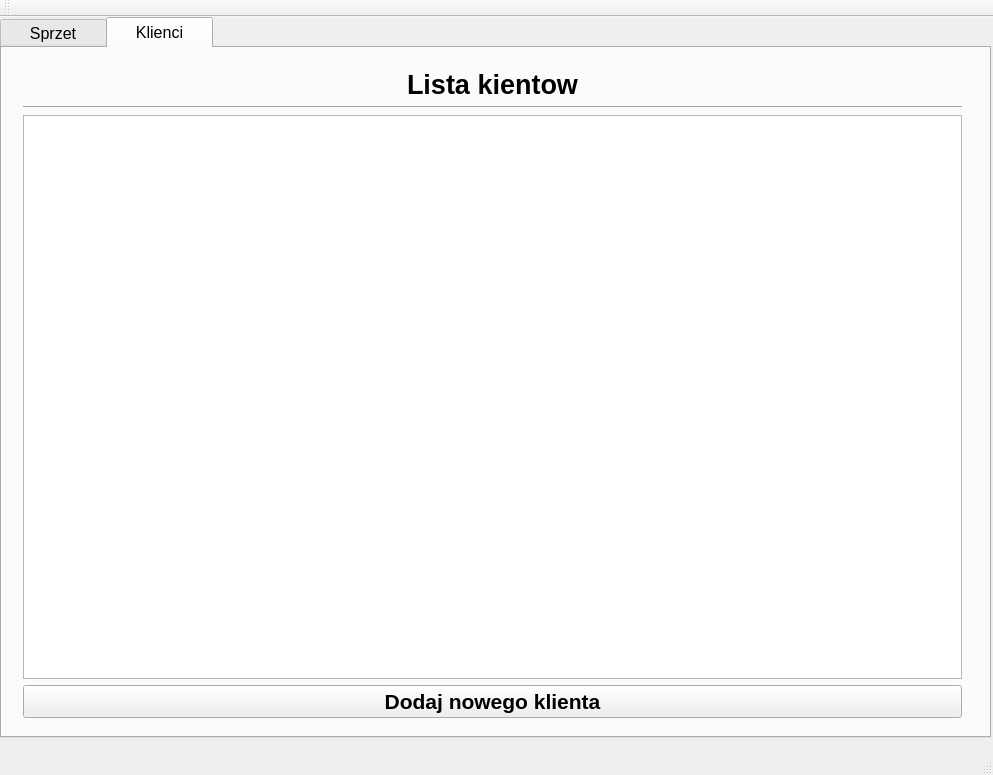
Qt form mainwindow.ui (gumikola/rental_app) before a commit.
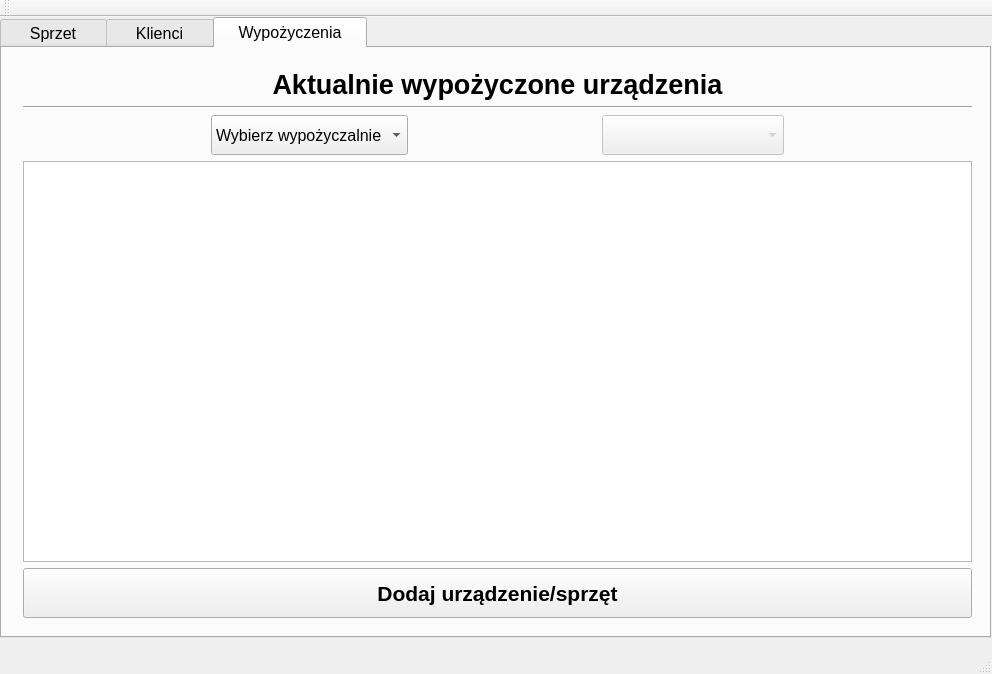
The same form after that commit.

What changed in the file:
```diff
--- a/mainwindow.ui
+++ b/mainwindow.ui
@@ -6,8 +6,8 @@
    <rect>
     <x>0</x>
     <y>0</y>
-    <width>993</width>
-    <height>775</height>
+    <width>992</width>
+    <height>674</height>
    </rect>
   </property>
   <property name="windowTitle">
@@ -20,9 +20,21 @@
       <x>0</x>
       <y>0</y>
       <width>991</width>
-      <height>721</height>
+      <height>621</height>
      </rect>
     </property>
+    <property name="minimumSize">
+     <size>
+      <width>0</width>
+      <height>0</height>
+     </size>
+    </property>
+    <property name="maximumSize">
+     <size>
+      <width>16777213</width>
+      <height>16777215</height>
+     </size>
+    </property>
     <property name="font">
      <font>
       <family>Arial</family>
@@ -30,7 +42,7 @@
      </font>
     </property>
     <property name="currentIndex">
-     <number>1</number>
+     <number>2</number>
     </property>
     <widget class="QWidget" name="equipment">
      <attribute name="title">
@@ -168,8 +180,8 @@
        <rect>
         <x>10</x>
         <y>10</y>
-        <width>961</width>
-        <height>671</height>
+        <width>971</width>
+        <height>571</height>
        </rect>
       </property>
       <layout class="QVBoxLayout" name="verticalLayout_2">
@@ -202,7 +214,13 @@
         <widget class="QTableWidget" name="equipmentTable_2"/>
        </item>
        <item>
-        <widget class="QPushButton" name="equipmentTabAddButton_2">
+        <widget class="QPushButton" name="ClientsAddButton">
+         <property name="minimumSize">
+          <size>
+           <width>0</width>
+           <height>50</height>
+          </size>
+         </property>
          <property name="font">
           <font>
            <family>Arial</family>
@@ -219,6 +237,145 @@
       </layout>
      </widget>
     </widget>
+    <widget class="QWidget" name="Rents">
+     <attribute name="title">
+      <string>   Wypożyczenia   </string>
+     </attribute>
+     <widget class="QWidget" name="verticalLayoutWidget_3">
+      <property name="geometry">
+       <rect>
+        <x>10</x>
+        <y>10</y>
+        <width>971</width>
+        <height>571</height>
+       </rect>
+      </property>
+      <layout class="QVBoxLayout" name="verticalLayout_3">
+       <item>
+        <widget class="QLabel" name="label_6">
+         <property name="font">
+          <font>
+           <family>Arial</family>
+           <pointsize>20</pointsize>
+           <weight>75</weight>
+           <bold>true</bold>
+          </font>
+         </property>
+         <property name="text">
+          <string>Aktualnie wypożyczone urządzenia</string>
+         </property>
+         <property name="alignment">
+          <set>Qt::AlignCenter</set>
+         </property>
+        </widget>
+       </item>
+       <item>
+        <widget class="Line" name="line_3">
+         <property name="orientation">
+          <enum>Qt::Horizontal</enum>
+         </property>
+        </widget>
+       </item>
+       <item>
+        <layout class="QHBoxLayout" name="horizontalLayout_2">
+         <item>
+          <widget class="QLabel" name="label_7">
+           <property name="text">
+            <string/>
+           </property>
+          </widget>
+         </item>
+         <item>
+          <widget class="QComboBox" name="RentsTabRental">
+           <property name="minimumSize">
+            <size>
+             <width>0</width>
+             <height>40</height>
+            </size>
+           </property>
+           <property name="font">
+            <font>
+             <family>Arial</family>
+            </font>
+           </property>
+           <item>
+            <property name="text">
+             <string>Wybierz wypożyczalnie</string>
+            </property>
+           </item>
+           <item>
+            <property name="text">
+             <string>wypożyczalnia 1</string>
+            </property>
+           </item>
+           <item>
+            <property name="text">
+             <string>wypożyczalnia 2</string>
+            </property>
+           </item>
+          </widget>
+         </item>
+         <item>
+          <widget class="QLabel" name="label_8">
+           <property name="text">
+            <string/>
+           </property>
+          </widget>
+         </item>
+         <item>
+          <widget class="QComboBox" name="RentsTabEquipmentType">
+           <property name="enabled">
+            <bool>false</bool>
+           </property>
+           <property name="minimumSize">
+            <size>
+             <width>0</width>
+             <height>40</height>
+            </size>
+           </property>
+           <property name="font">
+            <font>
+             <family>Arial</family>
+            </font>
+           </property>
+          </widget>
+         </item>
+         <item>
+          <widget class="QLabel" name="label_9">
+           <property name="text">
+            <string/>
+           </property>
+          </widget>
+         </item>
+        </layout>
+       </item>
+       <item>
+        <widget class="QTableWidget" name="RentsTabTable"/>
+       </item>
+       <item>
+        <widget class="QPushButton" name="RentsTabAddHire">
+         <property name="minimumSize">
+          <size>
+           <width>0</width>
+           <height>50</height>
+          </size>
+         </property>
+         <property name="font">
+          <font>
+           <family>Arial</family>
+           <pointsize>16</pointsize>
+           <weight>75</weight>
+           <bold>true</bold>
+          </font>
+         </property>
+         <property name="text">
+          <string>Dodaj urządzenie/sprzęt</string>
+         </property>
+        </widget>
+       </item>
+      </layout>
+     </widget>
+    </widget>
    </widget>
   </widget>
   <widget class="QMenuBar" name="menuBar">
```
Left out of the diff: 32 changed lines with no effect on the pictures.
